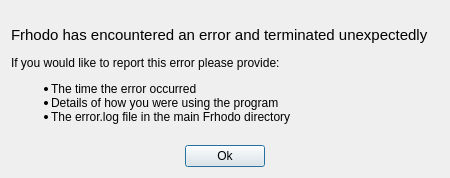
This is src/UI/error_window.ui in Argonne-National-Laboratory/Frhodo as Qt 5 draws it before an edit. The edited form follows.
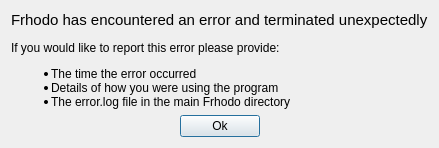
This is the edited form.

Commit message: Tinkering with Error Window

The edit to the form file:
```diff
--- a/src/UI/error_window.ui
+++ b/src/UI/error_window.ui
@@ -6,21 +6,23 @@
    <rect>
     <x>0</x>
     <y>0</y>
-    <width>450</width>
-    <height>178</height>
+    <width>429</width>
+    <height>141</height>
    </rect>
   </property>
+  <property name="sizePolicy">
+   <sizepolicy hsizetype="Minimum" vsizetype="Minimum">
+    <horstretch>0</horstretch>
+    <verstretch>0</verstretch>
+   </sizepolicy>
+  </property>
   <property name="windowTitle">
    <string>Dialog</string>
   </property>
   <layout class="QGridLayout" name="gridLayout">
-   <item row="1" column="0" colspan="3">
-    <widget class="QLabel" name="label">
-     <property name="text">
-      <string>&lt;html&gt;&lt;head/&gt;&lt;body&gt;&lt;p&gt;&lt;span style=&quot; font-size:11pt;&quot;&gt;Frhodo has encountered an error and terminated unexpectedly&lt;/span&gt;&lt;/p&gt;&lt;p&gt;If you would like to report this error please provide: &lt;/p&gt;&lt;ul style=&quot;margin-top: 0px; margin-bottom: 0px; margin-left: 0px; margin-right: 0px; -qt-list-indent: 1;&quot;&gt;&lt;li style=&quot; margin-top:12px; margin-bottom:0px; margin-left:0px; margin-right:0px; -qt-block-indent:0; text-indent:0px;&quot;&gt; The time the error occurred&lt;/li&gt;&lt;li style=&quot; margin-top:0px; margin-bottom:0px; margin-left:0px; margin-right:0px; -qt-block-indent:0; text-indent:0px;&quot;&gt; Details of how you were using the program&lt;/li&gt;&lt;li style=&quot; margin-top:0px; margin-bottom:12px; margin-left:0px; margin-right:0px; -qt-block-indent:0; text-indent:0px;&quot;&gt; The error.log file in the main Frhodo directory&lt;/li&gt;&lt;/ul&gt;&lt;/body&gt;&lt;/html&gt;</string>
-     </property>
-    </widget>
-   </item>
+   <property name="sizeConstraint">
+    <enum>QLayout::SetFixedSize</enum>
+   </property>
    <item row="2" column="1">
     <widget class="QPushButton" name="close_button">
      <property name="text">
@@ -54,6 +56,19 @@
      </property>
     </spacer>
    </item>
+   <item row="1" column="0" colspan="3">
+    <widget class="QLabel" name="label">
+     <property name="sizePolicy">
+      <sizepolicy hsizetype="Preferred" vsizetype="Preferred">
+       <horstretch>0</horstretch>
+       <verstretch>0</verstretch>
+      </sizepolicy>
+     </property>
+     <property name="text">
+      <string>&lt;html&gt;&lt;head/&gt;&lt;body&gt;&lt;p&gt;&lt;span style=&quot; font-size:11pt;&quot;&gt;Frhodo has encountered an error and terminated unexpectedly&lt;/span&gt;&lt;/p&gt;&lt;p&gt;If you would like to report this error please provide: &lt;/p&gt;&lt;ul style=&quot;margin-top: 0px; margin-bottom: 0px; margin-left: 0px; margin-right: 0px; -qt-list-indent: 1;&quot;&gt;&lt;li style=&quot; margin-top:12px; margin-bottom:0px; margin-left:0px; margin-right:0px; -qt-block-indent:0; text-indent:0px;&quot;&gt; The time the error occurred&lt;/li&gt;&lt;li style=&quot; margin-top:0px; margin-bottom:0px; margin-left:0px; margin-right:0px; -qt-block-indent:0; text-indent:0px;&quot;&gt; Details of how you were using the program&lt;/li&gt;&lt;li style=&quot; margin-top:0px; margin-bottom:12px; margin-left:0px; margin-right:0px; -qt-block-indent:0; text-indent:0px;&quot;&gt; The error.log file in the main Frhodo directory&lt;/li&gt;&lt;/ul&gt;&lt;/body&gt;&lt;/html&gt;</string>
+     </property>
+    </widget>
+   </item>
   </layout>
  </widget>
  <resources/>
```
Left out of the diff: 2 changed lines with no effect on the pictures. The commit also changes 1 other file.
